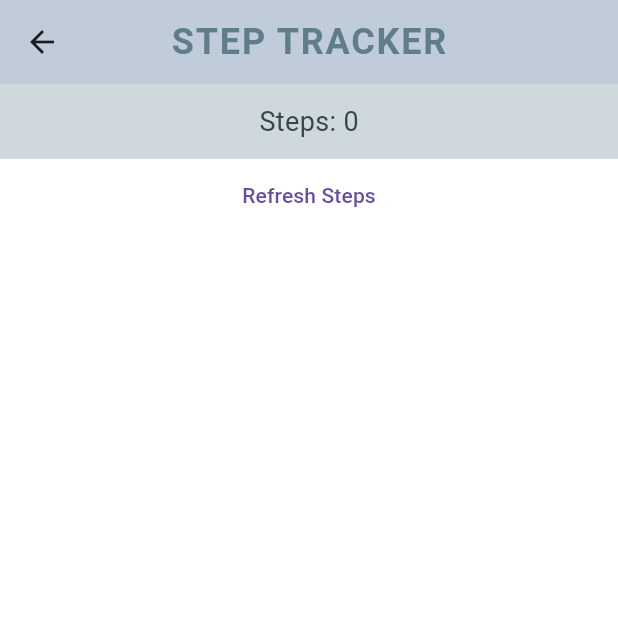
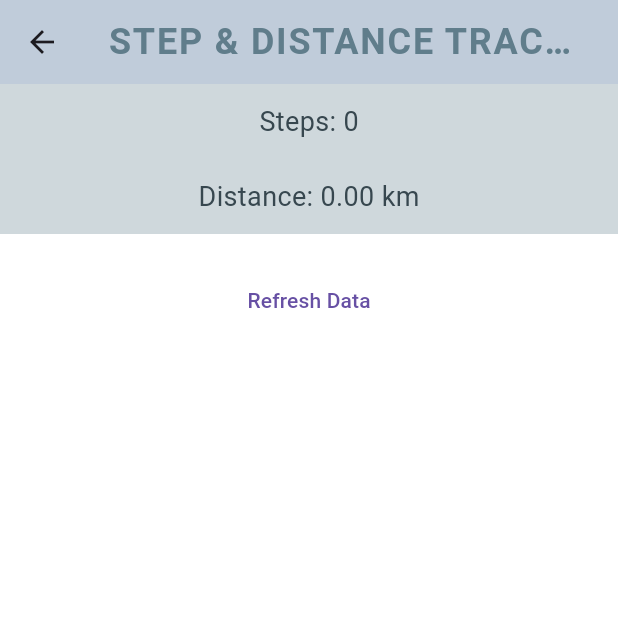
Before and after one commit to computeroverride/kenko, a Flutter app: the StepTracker screen opened by its route, on a phone screen of 412 x 824 dp, the top half of it. Run offline on Flutter 3.47's test engine with Material 3 defaults, Android fonts, the phone set to English and light mode, and no system bars; our stand-ins replace cloud_firestore, confetti, firebase_auth, firebase_core, flutter_map, geolocator and 3 more; missing offline and left inert: health; accounts and stored records are empty.

Commit message:
distance v1

```diff
--- a/lib/main.dart
+++ b/lib/main.dart
@@ -15,9 +15,7 @@ import 'heightweight.dart';
 
 void main() async {
   WidgetsFlutterBinding.ensureInitialized();
-  await Firebase.initializeApp(
-    options: DefaultFirebaseOptions.currentPlatform,
-  );
+  await Firebase.initializeApp(options: DefaultFirebaseOptions.currentPlatform);
   runApp(
     MaterialApp(
       debugShowCheckedModeBanner: false,
--- a/lib/step.dart
+++ b/lib/step.dart
@@ -12,15 +12,17 @@ class StepTracker extends StatefulWidget {
 }
 
 class _StepTrackerState extends State<StepTracker> {
-  final Health _health = Health(); // ✅ correct for health: ^13.x.x
+  final Health _health = Health(); // health: ^13.x.x
   int _totalSteps = 0;
+  double _totalDistance = 0.0; // meters
+  double _totalCalories = 0.0; // kcal
   Timer? _timer;
 
   @override
   void initState() {
     super.initState();
     _requestPermissions();
-    _timer = Timer.periodic(const Duration(seconds: 30), (_) => _fetchSteps());
+    _timer = Timer.periodic(const Duration(seconds: 30), (_) => _fetchData());
   }
 
   @override
@@ -29,33 +31,70 @@ class _StepTrackerState extends State<StepTracker> {
     super.dispose();
   }
 
-  /// Requests ACTIVITY_RECOGNITION runtime permission (Android 10+)
+  /// Request runtime permissions
   Future<void> _requestPermissions() async {
     if (Platform.isAndroid) {
-      var status = await Permission.activityRecognition.status;
-      if (!status.isGranted) {
+      if (!await Permission.activityRecognition.isGranted) {
         await Permission.activityRecognition.request();
       }
     }
-    await _fetchSteps();
+    await _fetchData();
   }
 
-  /// Fetch today's steps from Health Connect / Google Fit
-  Future<void> _fetchSteps() async {
-    final types = [HealthDataType.STEPS];
+  /// Fetch today's steps and distance
+  Future<void> _fetchData() async {
+    await _health.configure(); // required for health: ^13.x.x
+
+    final types = [HealthDataType.STEPS, HealthDataType.DISTANCE_DELTA];
+
     bool granted = await _health.requestAuthorization(types);
-
     if (!granted) {
-      debugPrint("Permission not granted to read steps.");
+      debugPrint("Permission not granted to read steps and distance.");
       return;
     }
 
     final now = DateTime.now();
     final midnight = DateTime(now.year, now.month, now.day);
 
+    // Steps (shortcut API)
     int? steps = await _health.getTotalStepsInInterval(midnight, now);
+
+    // Try to get distance using multiple approaches
+    double totalDistance = 0.0;
+
+    // Approach 1: Try getting distance data points
+    try {
+      List<HealthDataPoint> distanceData = await _health.getHealthDataFromTypes(
+        startTime: midnight,
+        endTime: now,
+        types: [HealthDataType.DISTANCE_DELTA],
+      );
+
+      debugPrint("Found ${distanceData.length} distance data points");
+
+      for (var point in distanceData) {
+        var value = point.value;
+        if (value is NumericHealthValue) {
+          totalDistance += value.numericValue.toDouble();
+          debugPrint("Added distance: ${value.numericValue}");
+        }
+      }
+    } catch (e) {
+      debugPrint("Error fetching distance data: $e");
+    }
+
+    // Approach 2: If no distance found, try estimating from steps (rough approximation)
+    if (totalDistance == 0.0 && steps != null && steps > 0) {
+      // Average step length is approximately 0.8 meters
+      totalDistance = steps * 0.8;
+      debugPrint("Estimated distance from steps: $totalDistance meters");
+    }
+
+    debugPrint("Final total distance: $totalDistance meters");
+
     setState(() {
       _totalSteps = steps ?? 0;
+      _totalDistance = totalDistance; // in meters
     });
   }
 
@@ -68,7 +107,7 @@ class _StepTrackerState extends State<StepTracker> {
         backgroundColor: const Color.fromRGBO(192, 204, 218, 1),
         centerTitle: true,
         title: const Text(
-          "STEP TRACKER",
+          "STEP & DISTANCE TRACKER",
           style: TextStyle(
             fontSize: 24,
             fontWeight: FontWeight.bold,
@@ -91,10 +130,19 @@ class _StepTrackerState extends State<StepTracker> {
               ),
             ),
           ),
-          TextButton(
-            onPressed: _fetchSteps,
-            child: const Text("Refresh Steps"),
+          Container(
+            height: 50,
+            width: double.infinity,
+            color: Colors.blueGrey[100],
+            child: Center(
+              child: Text(
+                "Distance: ${(_totalDistance / 1000).toStringAsFixed(2)} km",
+                style: TextStyle(fontSize: 18, color: Colors.blueGrey[800]),
+              ),
+            ),
           ),
+          const SizedBox(height: 20),
+          TextButton(onPressed: _fetchData, child: const Text("Refresh Data")),
         ],
       ),
     );
```
Also changed, not shown: pubspec.lock, 1 other file.
